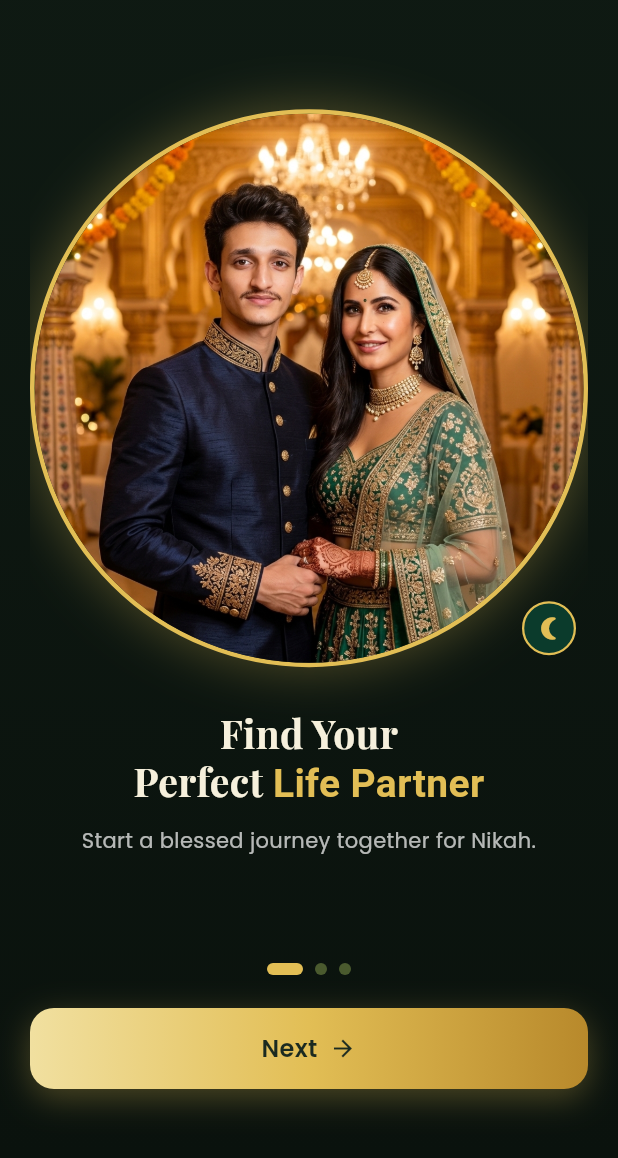
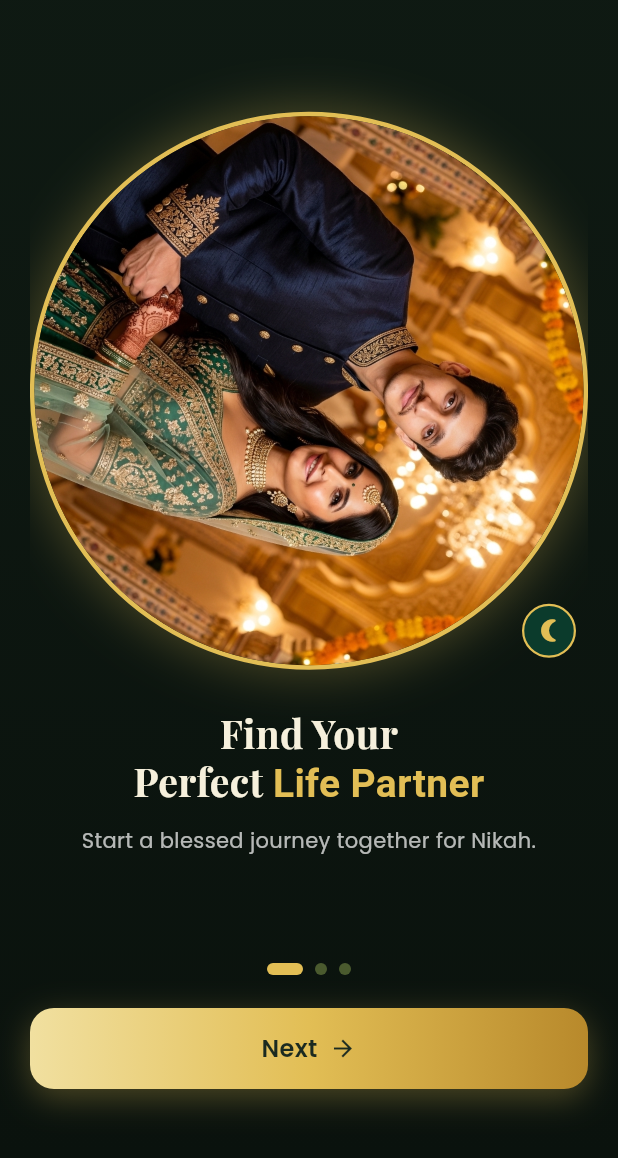
Before and after one commit to khalidnazir285-debug/Jeevan_saathi, a Flutter app: the screen it shows after launch, on a phone screen of 412 x 824 dp, the part 78-1236 px from its top. Run offline on Flutter 3.47's test engine with Material 3 defaults, Android fonts, the phone set to English and light mode, and no system bars; drawn by our look-alikes of smooth_page_indicator; our stand-ins replace font_awesome_flutter, get, google_fonts.

Commit message:
Enable continuous 360 rotation animation on onboarding circular image cards

```diff
--- a/lib/custom_widgets/cutom_widgets.dart
+++ b/lib/custom_widgets/cutom_widgets.dart
@@ -4,7 +4,7 @@ import 'package:google_fonts/google_fonts.dart';
 import 'package:jeevan_saathi/custom_widgets/app_colors.dart';
 import 'package:smooth_page_indicator/smooth_page_indicator.dart';
 
-// 1. Green background (SafeArea + chaudi screen par beech mein 480 tak)
+// 1. Green background
 class GreenBackground extends StatelessWidget {
   final Widget child;
   const GreenBackground({super.key, required this.child});
@@ -33,7 +33,7 @@ class GreenBackground extends StatelessWidget {
   }
 }
 
-// 2. Gol gold kinare wala icon button (back)
+// 2. Gol gold kinare wala icon button
 class GoldCircleIconButton extends StatelessWidget {
   final IconData icon;
   final VoidCallback onTap;
@@ -61,7 +61,7 @@ class GoldCircleIconButton extends StatelessWidget {
   }
 }
 
-// 3. App ka naam (phool ke saath)
+// 3. App Title
 class AppTitle extends StatelessWidget {
   final String text;
   const AppTitle(this.text, {super.key});
@@ -111,11 +111,12 @@ class SkipButton extends StatelessWidget {
   }
 }
 
-// 5. Gold Circular Image Card: Images clip in a neat circle with gold border frame
-class GoldImageCard extends StatelessWidget {
+// 5. Gold Circular Image Card with Continuous 360 Rotation Animation
+class GoldImageCard extends StatefulWidget {
   final String imagePath;
   final String? tag;
   final bool showLine;
+
   const GoldImageCard({
     super.key,
     required this.imagePath,
@@ -124,13 +125,38 @@ class GoldImageCard extends StatelessWidget {
   });
 
   @override
+  State<GoldImageCard> createState() => _GoldImageCardState();
+}
+
+class _GoldImageCardState extends State<GoldImageCard>
+    with SingleTickerProviderStateMixin {
+  late AnimationController _rotationController;
+
+  @override
+  void initState() {
+    super.initState();
+    _rotationController = AnimationController(
+      vsync: this,
+      duration: const Duration(seconds: 14),
+    )..repeat();
+  }
+
+  @override
+  void dispose() {
+    _rotationController.dispose();
+    super.dispose();
+  }
+
+  @override
   Widget build(BuildContext context) {
     return Stack(
       clipBehavior: Clip.none,
       fit: StackFit.expand,
       children: [
-        // Circular Image Frame
-        Container(
+        // Continuously Rotating Circular Image Frame
+        RotationTransition(
+          turns: _rotationController,
+          child: Container(
             decoration: BoxDecoration(
               shape: BoxShape.circle,
               border: Border.all(color: gold, width: 3),
@@ -144,7 +170,7 @@ class GoldImageCard extends StatelessWidget {
             ),
             child: ClipOval(
               child: Image.asset(
-              imagePath,
+                widget.imagePath,
                 fit: BoxFit.cover,
                 errorBuilder: (context, error, stack) {
                   return Container(
@@ -157,9 +183,10 @@ class GoldImageCard extends StatelessWidget {
               ),
             ),
           ),
+        ),
 
         // Tag (e.g. FINAL STEP)
-        if (tag != null)
+        if (widget.tag != null)
           Align(
             alignment: Alignment.topCenter,
             child: Transform.translate(
@@ -184,7 +211,7 @@ class GoldImageCard extends StatelessWidget {
                     ),
                     const SizedBox(width: 6),
                     Text(
-                      tag!,
+                      widget.tag!,
                       style: GoogleFonts.poppins(
                         color: gold,
                         fontSize: 10,
@@ -218,7 +245,7 @@ class GoldImageCard extends StatelessWidget {
   }
 }
 
-// 6. Heading: pehla hissa cream, highlight gold
+// 6. Heading
 class HeadingText extends StatelessWidget {
   final String heading;
   final String highlight;
--- a/lib/view/onboarding_screen.dart
+++ b/lib/view/onboarding_screen.dart
@@ -110,7 +110,7 @@ class OnboardingScreen extends StatelessWidget {
                   SizedBox(
                     width: imageSize,
                     height: imageSize,
-                    child: FloatingImageCard(
+                    child: RotatingImageCard(
                       imagePath: item.image,
                       tag: item.tag,
                     ),
@@ -171,58 +171,21 @@ class OnboardingScreen extends StatelessWidget {
   }
 }
 
-class FloatingImageCard extends StatefulWidget {
+class RotatingImageCard extends StatelessWidget {
   final String imagePath;
   final String? tag;
 
-  const FloatingImageCard({
+  const RotatingImageCard({
     super.key,
     required this.imagePath,
     this.tag,
   });
 
   @override
-  State<FloatingImageCard> createState() => _FloatingImageCardState();
-}
-
-class _FloatingImageCardState extends State<FloatingImageCard>
-    with SingleTickerProviderStateMixin {
-  late AnimationController controller;
-  late Animation<double> animation;
-
-  @override
-  void initState() {
-    super.initState();
-    controller = AnimationController(
-      vsync: this,
-      duration: const Duration(seconds: 3),
-    )..repeat(reverse: true);
-
-    animation = Tween<double>(begin: -6.0, end: 6.0).animate(
-      CurvedAnimation(parent: controller, curve: Curves.easeInOut),
+  Widget build(BuildContext context) {
+    return GoldImageCard(
+      imagePath: imagePath,
+      tag: tag,
     );
   }
-
-  @override
-  Widget build(BuildContext context) {
-    return AnimatedBuilder(
-      animation: animation,
-      builder: (context, child) {
-        return Transform.translate(
-          offset: Offset(0, animation.value),
-          child: child,
-        );
-      },
-      child: GoldImageCard(
-        imagePath: widget.imagePath,
-        tag: widget.tag,
-      ),
-    );
-  }
-
-  @override
-  void dispose() {
-    controller.dispose();
-    super.dispose();
-  }
 }
```
Lines whose indentation alone changed are shown as unchanged.
